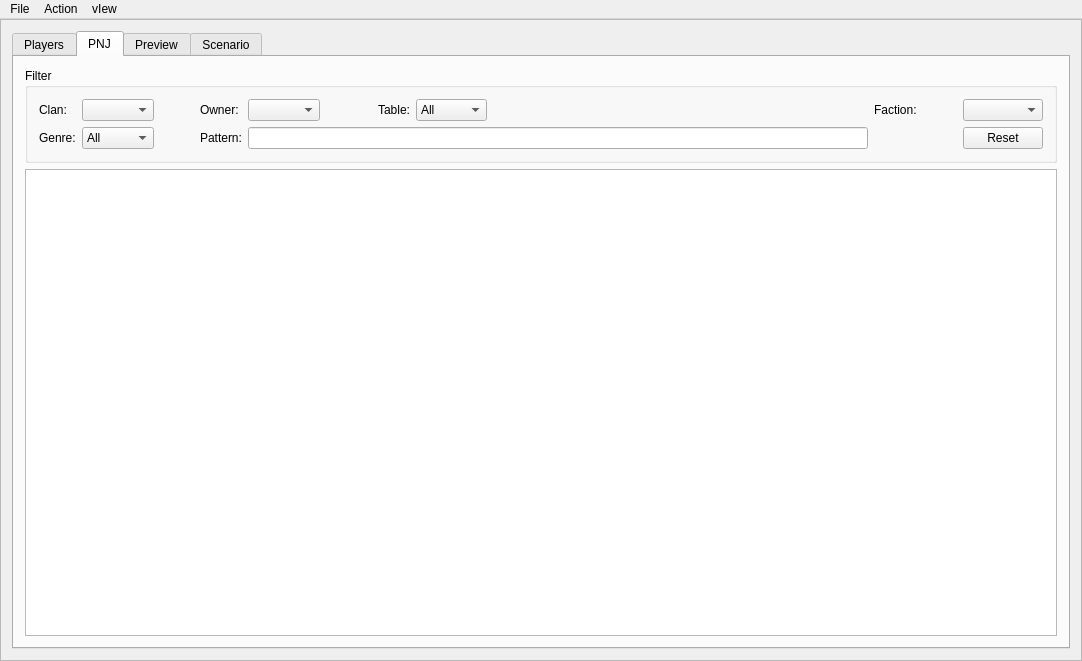
Before: the Qt Designer form display/mainwindow.ui in obiwankennedy/GameVisualisationHelper, drawn with Qt 5.
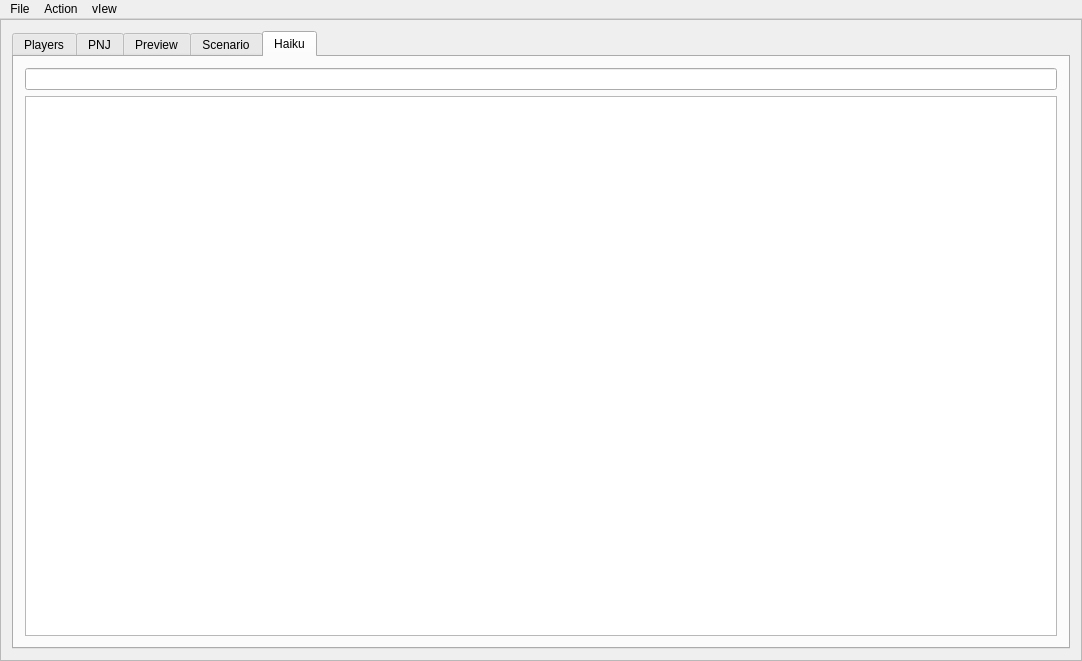
After: the same form once the commit is applied. Icons and pictures are not drawn. Custom widgets are drawn as their Qt base class.

```diff
--- a/display/mainwindow.ui
+++ b/display/mainwindow.ui
@@ -82,7 +82,7 @@
            <item>
             <widget class="QTabWidget" name="tabWidget">
              <property name="currentIndex">
-              <number>1</number>
+              <number>4</number>
              </property>
              <widget class="QWidget" name="players">
               <attribute name="title">
@@ -446,6 +446,29 @@
                </item>
               </layout>
              </widget>
+             <widget class="QWidget" name="tab_2">
+              <attribute name="title">
+               <string>Haiku</string>
+              </attribute>
+              <layout class="QVBoxLayout" name="verticalLayout_8">
+               <item>
+                <widget class="QLineEdit" name="m_haikuTextEdit"/>
+               </item>
+               <item>
+                <widget class="QListView" name="m_haikuList">
+                 <property name="contextMenuPolicy">
+                  <enum>Qt::CustomContextMenu</enum>
+                 </property>
+                 <property name="alternatingRowColors">
+                  <bool>true</bool>
+                 </property>
+                 <property name="itemAlignment">
+                  <set>Qt::AlignCenter</set>
+                 </property>
+                </widget>
+               </item>
+              </layout>
+             </widget>
             </widget>
            </item>
           </layout>
```
